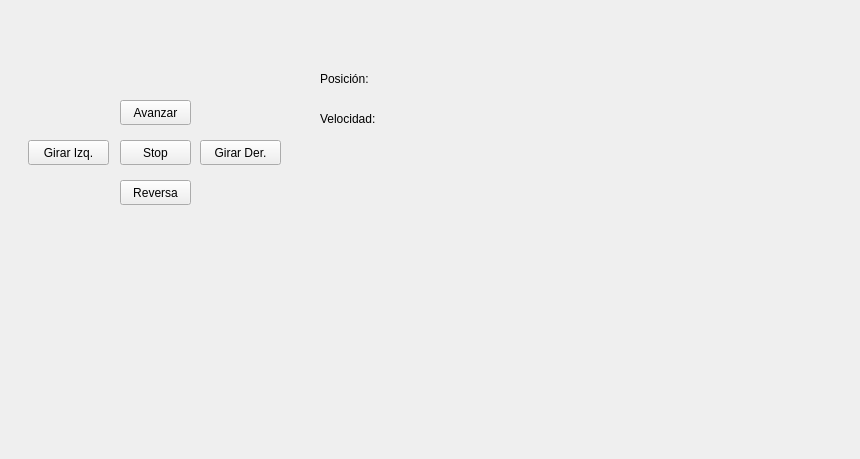
First picture: the form in GUI/telecomando.ui, repository Nickleon16/APP_LIDAR, before the edit.
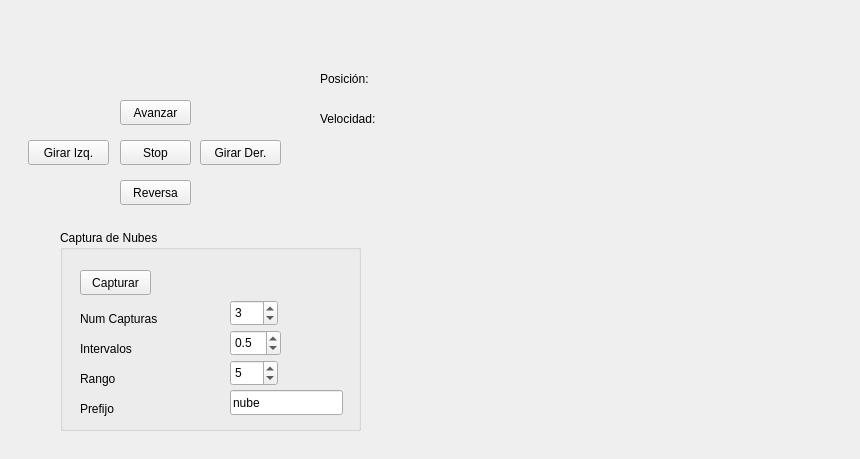
Second picture: the form after the edit.

```diff
--- a/GUI/telecomando.ui
+++ b/GUI/telecomando.ui
@@ -104,6 +104,157 @@
     <string>Velocidad:</string>
    </property>
   </widget>
+  <widget class="QGroupBox" name="groupBox">
+   <property name="geometry">
+    <rect>
+     <x>60</x>
+     <y>230</y>
+     <width>301</width>
+     <height>201</height>
+    </rect>
+   </property>
+   <property name="title">
+    <string>Captura de Nubes</string>
+   </property>
+   <widget class="QPushButton" name="capturarPushButton">
+    <property name="geometry">
+     <rect>
+      <x>20</x>
+      <y>40</y>
+      <width>71</width>
+      <height>25</height>
+     </rect>
+    </property>
+    <property name="text">
+     <string>Capturar</string>
+    </property>
+   </widget>
+   <widget class="QLabel" name="label_19">
+    <property name="geometry">
+     <rect>
+      <x>20</x>
+      <y>80</y>
+      <width>111</width>
+      <height>17</height>
+     </rect>
+    </property>
+    <property name="text">
+     <string>Num Capturas</string>
+    </property>
+   </widget>
+   <widget class="QSpinBox" name="numCapturasSpinBox">
+    <property name="geometry">
+     <rect>
+      <x>170</x>
+      <y>70</y>
+      <width>48</width>
+      <height>26</height>
+     </rect>
+    </property>
+    <property name="maximum">
+     <number>10</number>
+    </property>
+    <property name="singleStep">
+     <number>1</number>
+    </property>
+    <property name="value">
+     <number>3</number>
+    </property>
+   </widget>
+   <widget class="QLabel" name="label_22">
+    <property name="geometry">
+     <rect>
+      <x>20</x>
+      <y>140</y>
+      <width>111</width>
+      <height>17</height>
+     </rect>
+    </property>
+    <property name="text">
+     <string>Rango</string>
+    </property>
+   </widget>
+   <widget class="QLabel" name="label_20">
+    <property name="geometry">
+     <rect>
+      <x>20</x>
+      <y>110</y>
+      <width>111</width>
+      <height>17</height>
+     </rect>
+    </property>
+    <property name="text">
+     <string>Intervalos</string>
+    </property>
+   </widget>
+   <widget class="QLabel" name="label_21">
+    <property name="geometry">
+     <rect>
+      <x>20</x>
+      <y>170</y>
+      <width>111</width>
+      <height>17</height>
+     </rect>
+    </property>
+    <property name="text">
+     <string>Prefijo</string>
+    </property>
+   </widget>
+   <widget class="QSpinBox" name="rangoSpinBox">
+    <property name="geometry">
+     <rect>
+      <x>170</x>
+      <y>130</y>
+      <width>48</width>
+      <height>26</height>
+     </rect>
+    </property>
+    <property name="maximum">
+     <number>10</number>
+    </property>
+    <property name="singleStep">
+     <number>1</number>
+    </property>
+    <property name="value">
+     <number>5</number>
+    </property>
+   </widget>
+   <widget class="QLineEdit" name="prefijoLineEdit">
+    <property name="geometry">
+     <rect>
+      <x>170</x>
+      <y>160</y>
+      <width>113</width>
+      <height>25</height>
+     </rect>
+    </property>
+    <property name="text">
+     <string>nube</string>
+    </property>
+   </widget>
+   <widget class="QDoubleSpinBox" name="doubleSpinBox">
+    <property name="geometry">
+     <rect>
+      <x>170</x>
+      <y>100</y>
+      <width>51</width>
+      <height>26</height>
+     </rect>
+    </property>
+    <property name="decimals">
+     <number>1</number>
+    </property>
+    <property name="maximum">
+     <double>10.000000000000000</double>
+    </property>
+    <property name="singleStep">
+     <double>0.100000000000000</double>
+    </property>
+    <property name="value">
+     <double>0.500000000000000</double>
+    </property>
+   </widget>
+  </widget>
  </widget>
  <resources/>
  <connections/>
```
